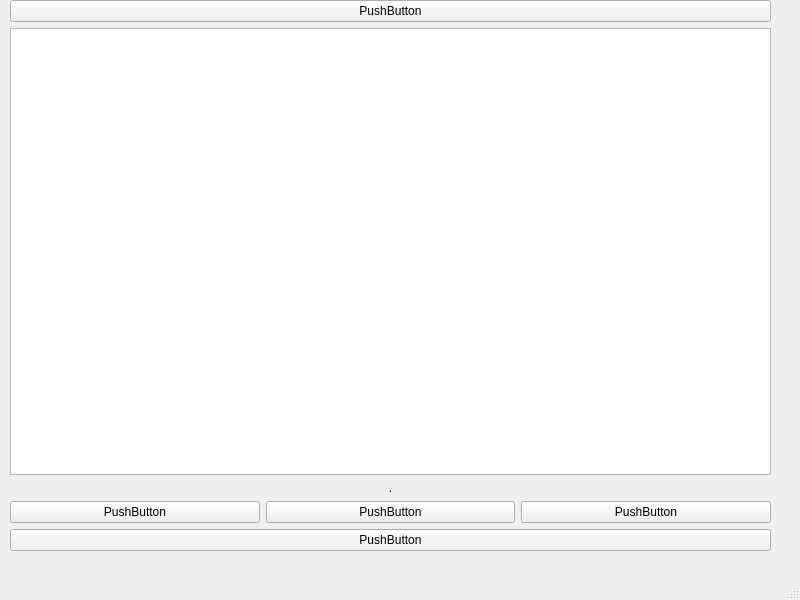
Qt form mainwindow.ui (petrmiculek/icp_project) before a commit.
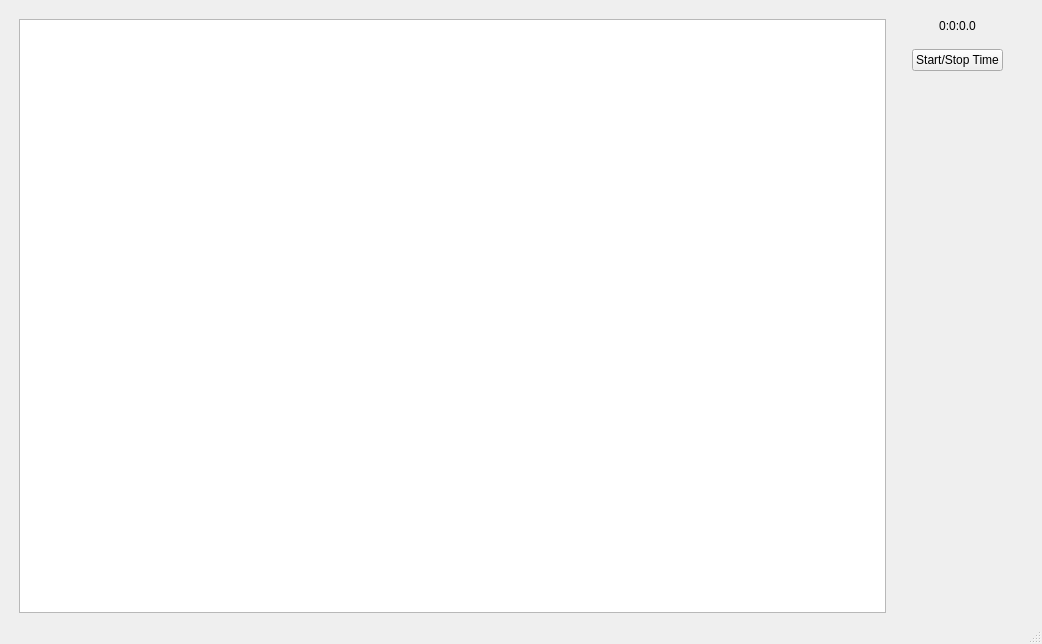
The same form after that commit.

Commit message: Rework UI, add label with working timer.

What changed in the file:
```diff
--- a/mainwindow.ui
+++ b/mainwindow.ui
@@ -6,8 +6,8 @@
    <rect>
     <x>0</x>
     <y>0</y>
-    <width>800</width>
-    <height>600</height>
+    <width>1042</width>
+    <height>644</height>
    </rect>
   </property>
   <property name="minimumSize">
@@ -20,30 +20,45 @@
    <string>MainWindow</string>
   </property>
   <widget class="QWidget" name="centralwidget">
-   <widget class="QWidget" name="verticalLayoutWidget">
-    <property name="geometry">
-     <rect>
-      <x>10</x>
-      <y>0</y>
-      <width>761</width>
-      <height>551</height>
-     </rect>
-    </property>
-    <layout class="QVBoxLayout" name="verticalLayout">
-     <item>
-      <widget class="QPushButton" name="pushButton">
-       <property name="text">
-        <string>PushButton</string>
-       </property>
-      </widget>
-     </item>
+   <layout class="QGridLayout" name="gridLayout">
+    <item row="1" column="0">
+     <layout class="QHBoxLayout" name="horizontalLayout_2">
+      <property name="leftMargin">
+       <number>10</number>
+      </property>
+      <property name="topMargin">
+       <number>10</number>
+      </property>
+      <property name="rightMargin">
+       <number>10</number>
+      </property>
      <item>
       <widget class="QGraphicsView" name="graphicsView"/>
      </item>
      <item>
-      <widget class="QLabel" name="label_json">
+       <layout class="QVBoxLayout" name="verticalLayout">
+        <property name="leftMargin">
+         <number>20</number>
+        </property>
+        <property name="rightMargin">
+         <number>20</number>
+        </property>
+        <item>
+         <widget class="QLabel" name="label">
+          <property name="enabled">
+           <bool>true</bool>
+          </property>
+          <property name="sizePolicy">
+           <sizepolicy hsizetype="Minimum" vsizetype="Fixed">
+            <horstretch>0</horstretch>
+            <verstretch>0</verstretch>
+           </sizepolicy>
+          </property>
+          <property name="frameShape">
+           <enum>QFrame::NoFrame</enum>
+          </property>
        <property name="text">
-        <string>.</string>
+           <string>0:0:0.0</string>
        </property>
        <property name="alignment">
         <set>Qt::AlignCenter</set>
@@ -51,39 +66,46 @@
       </widget>
      </item>
      <item>
-      <layout class="QHBoxLayout" name="horizontalLayout">
-       <item>
-        <widget class="QPushButton" name="pushButton_4">
-         <property name="text">
-          <string>PushButton</string>
-         </property>
-        </widget>
+         <spacer name="verticalSpacer_2">
+          <property name="orientation">
+           <enum>Qt::Vertical</enum>
+          </property>
+          <property name="sizeType">
+           <enum>QSizePolicy::Fixed</enum>
+          </property>
+          <property name="sizeHint" stdset="0">
+           <size>
+            <width>20</width>
+            <height>10</height>
+           </size>
+          </property>
+         </spacer>
        </item>
        <item>
-        <widget class="QPushButton" name="pushButton_5">
+         <widget class="QPushButton" name="toggleTimeBtn">
          <property name="text">
-          <string>PushButton</string>
+           <string>Start/Stop Time</string>
          </property>
         </widget>
        </item>
        <item>
-        <widget class="QPushButton" name="pushButton_3">
-         <property name="text">
-          <string>PushButton</string>
-         </property>
-        </widget>
+         <spacer name="verticalSpacer">
+          <property name="orientation">
+           <enum>Qt::Vertical</enum>
+          </property>
+          <property name="sizeHint" stdset="0">
+           <size>
+            <width>20</width>
+            <height>40</height>
+           </size>
+          </property>
+         </spacer>
        </item>
       </layout>
      </item>
-     <item>
-      <widget class="QPushButton" name="pushButton_2">
-       <property name="text">
-        <string>PushButton</string>
-       </property>
-      </widget>
-     </item>
-    </layout>
-   </widget>
+     </layout>
+    </item>
+   </layout>
   </widget>
   <widget class="QMenuBar" name="menubar">
    <property name="geometry">
```
Left out of the diff: 2 changed lines with no effect on the pictures. Lines whose indentation alone changed are shown as unchanged. The commit also changes 2 other files.
